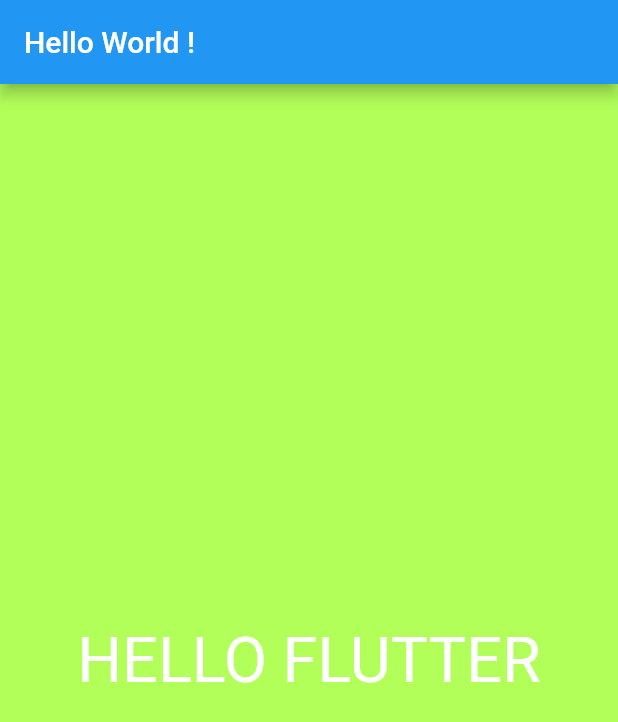
After one commit to Divyansh747/Hello_flutter-app, a Flutter app: the screen it shows after launch, on a phone screen of 412 x 824 dp. The commit adds this screen. Shown: the top 722 px of the screen. Run offline on Flutter 3.47's test engine with Material 2 defaults, Android fonts, the phone set to English and light mode, and no system bars.

Commit message:
Organising Code

```diff
--- /dev/null
+++ b/lib/app_screens/first_screen.dart
@@ -0,0 +1,17 @@
+import 'package:flutter/material.dart';
+
+class FirstScreen extends StatelessWidget{
+@override
+Widget build(BuildContext context) {
+ return Material(
+    color: Colors.lightGreenAccent,
+    child: Center(
+      child: Text(
+        "HELLO FLUTTER",
+        textDirection: TextDirection.ltr,
+        style: TextStyle(color: Colors.white, fontSize: 42.0),
+      ), //text
+    ),
+  );
+}
+}
--- a/lib/main.dart
+++ b/lib/main.dart
@@ -1,25 +1,21 @@
 import "package:flutter/material.dart";
+import './app_screens/first_screen.dart';
+
+void main() => runApp(new MyFlutterApp());
+
+class MyFlutterApp extends StatelessWidget {
+
+  @override
+  Widget build(BuildContext context){
+    return MaterialApp(
+        title: "My Flutter App", //titleText
+        home: Scaffold(
+        appBar: AppBar(title: Text("Hello World !"),),
+    body: FirstScreen()
+
+    )
+    );
+  }
 
 
-void main(){
-
-  runApp(
-
-      MaterialApp(
-      title: "My Flutter App", //titleText
-      home: Scaffold(
-        appBar: AppBar(title: Text("Hello World !"),),
-        body: Material(
-          color: Colors.lightGreenAccent,
-          child:  Center(
-            child: Text(
-              "HELLO FLUTTER",
-              textDirection: TextDirection.ltr,
-              style: TextStyle(color: Colors.white, fontSize: 42.0),
-            ),//text
-          ),
-        ),
-      ),
-    )
-  );//runapp
 }
```
